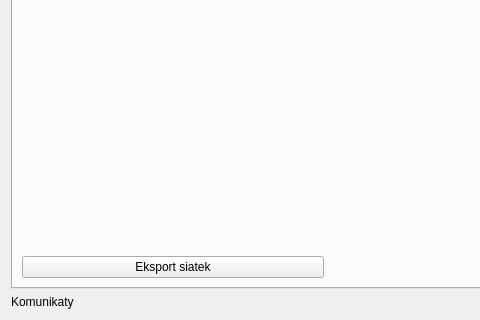
Before: the Qt Designer form implementation/GUI/w_main_window.ui in ocadotechnology-university/FAS-detection-support-tool, drawn with Qt 5; both pictures show x 0 to 480 and y 570 to 890 of the 1192 by 890 pixel window.
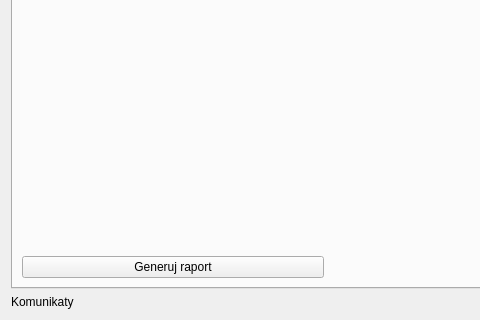
After: the same form once the commit is applied. Icons and pictures are not drawn.

Commit message: change button text

Patch:
```diff
--- a/implementation/GUI/w_main_window.ui
+++ b/implementation/GUI/w_main_window.ui
@@ -631,7 +631,7 @@
             </size>
            </property>
            <property name="text">
-            <string>Eksport siatek</string>
+            <string>Generuj raport</string>
            </property>
           </widget>
          </item>
```
The commit also changes 1 other file.
